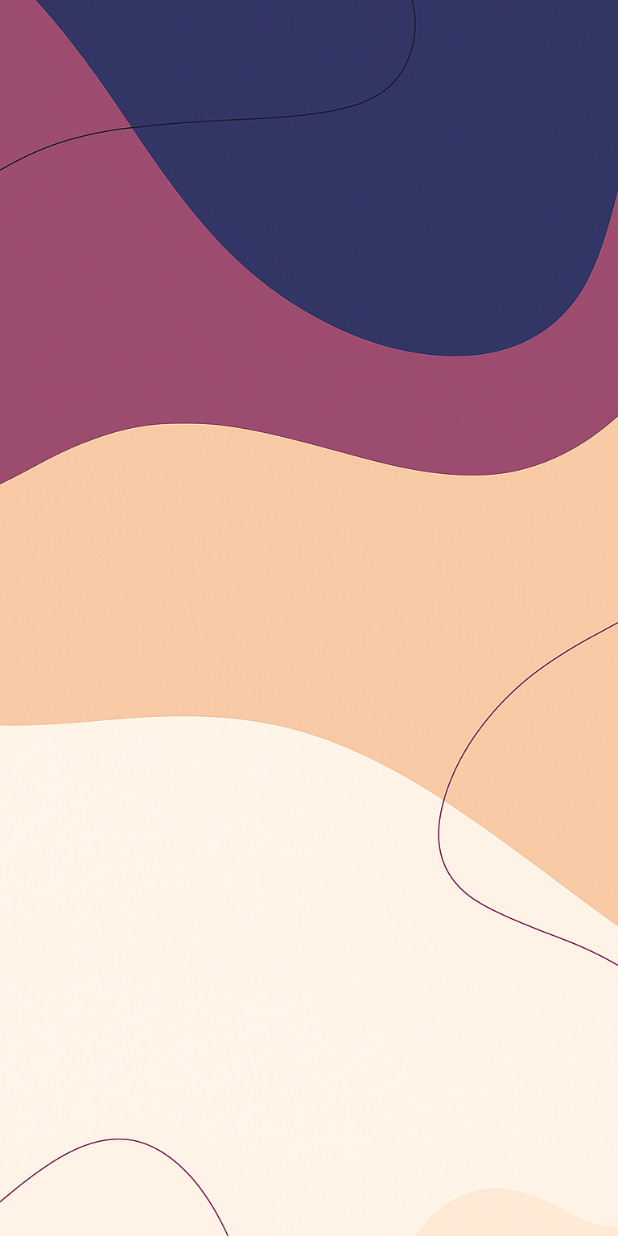
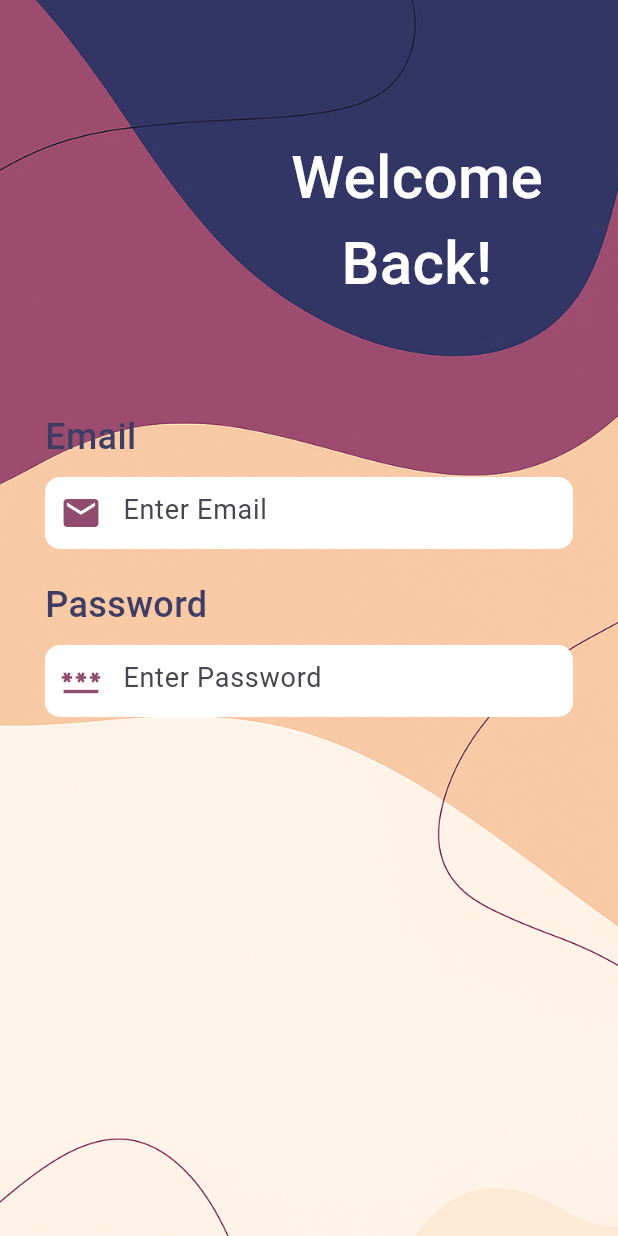
Before and after one commit to dbooker5/budgetbuddy, a Flutter app: the screen it shows after launch, on a phone screen of 412 x 824 dp. Run offline on Flutter 3.47's test engine with Material 3 defaults, Android fonts, the phone set to English and light mode, and no system bars; our stand-ins replace fl_chart.

Commit message:
feat: Implement login form UI
- Add a "Welcome Back!" title with specific text styling.
- Implement text fields for "Email" and "Password," each with a corresponding label.
- Style the input fields with white backgrounds, rounded corners, and prefix icons for mail and password.

```diff
--- a/lib/pages/login.dart
+++ b/lib/pages/login.dart
@@ -20,6 +20,89 @@
               width: MediaQuery.of(context).size.width,
               fit: BoxFit.cover,
             ),
+            Padding(
+              padding: const EdgeInsets.only(left: 30.0),
+              child: Column(
+                crossAxisAlignment: CrossAxisAlignment.start,
+                children: [
+                  Padding(
+                    padding: const EdgeInsets.only(top: 90.0, right: 50.0),
+                    child: Row(
+                      mainAxisAlignment: MainAxisAlignment.end,
+                      children: [
+                        Text(
+                          "Welcome\nBack!",
+                          textAlign: TextAlign.center,
+                          style: TextStyle(
+                            color: Colors.white,
+                            fontSize: 40.0,
+                            fontWeight: FontWeight.w500,
+                          ),
+                        ),
+                      ],
+                    ),
+                  ),
+                  SizedBox(height: 70.0),
+                  Text(
+                    "Email",
+                    style: TextStyle(
+                      color: Color(0xff3f3d65),
+                      fontSize: 24.0,
+                      fontWeight: FontWeight.w500,
+                    ),
+                  ),
+                  SizedBox(height: 10.0),
+                  Container(
+                    margin: EdgeInsets.only(right: 30.0),
+                    decoration: BoxDecoration(
+                      color: Colors.white,
+                      borderRadius: BorderRadius.circular(10.0),
+                    ),
+                    child: TextField(
+                      decoration: InputDecoration(
+                        border: InputBorder.none,
+                        prefixIcon: Icon(
+                          Icons.mail,
+                          size: 28,
+                          color: Color(0xff904c6e),
+                        ),
+                        hintText: "Enter Email",
+                        hintStyle: TextStyle(fontSize: 18.0),
+                      ),
+                    ),
+                  ),
+                  SizedBox(height: 20.0),
+                  Text(
+                    "Password",
+                    style: TextStyle(
+                      color: Color(0xff3f3d65),
+                      fontSize: 24.0,
+                      fontWeight: FontWeight.w500,
+                    ),
+                  ),
+                  SizedBox(height: 10.0),
+                  Container(
+                    margin: EdgeInsets.only(right: 30.0),
+                    decoration: BoxDecoration(
+                      color: Colors.white,
+                      borderRadius: BorderRadius.circular(10.0),
+                    ),
+                    child: TextField(
+                      decoration: InputDecoration(
+                        border: InputBorder.none,
+                        prefixIcon: Icon(
+                          Icons.password,
+                          size: 28,
+                          color: Color(0xff904c6e),
+                        ),
+                        hintText: "Enter Password",
+                        hintStyle: TextStyle(fontSize: 18.0),
+                      ),
+                    ),
+                  ),
+                ],
+              ),
+            ),
           ],
         ),
       ),
```
